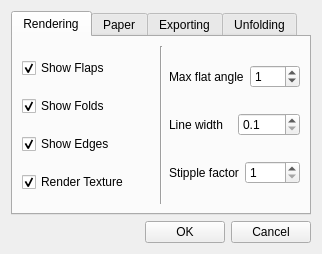
This is interface/settingswindow.ui in SeriousAlexej/Ivo as Qt 5 draws it before an edit. The edited form follows.
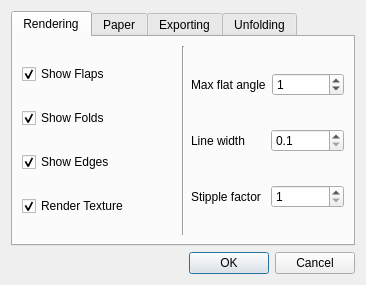
This is the edited form.

Commit message: Fixed inheritance problems, more consistent buttons in dialogs

The edit to the form file:
```diff
--- a/interface/settingswindow.ui
+++ b/interface/settingswindow.ui
@@ -6,8 +6,8 @@
    <rect>
     <x>0</x>
     <y>0</y>
-    <width>322</width>
-    <height>251</height>
+    <width>366</width>
+    <height>285</height>
    </rect>
   </property>
   <property name="windowTitle">
@@ -494,16 +494,9 @@
         </spacer>
        </item>
        <item>
-        <widget class="QPushButton" name="pushButtonOK">
-         <property name="text">
-          <string>OK</string>
-         </property>
-        </widget>
-       </item>
-       <item>
-        <widget class="QPushButton" name="pushButtonCancel">
-         <property name="text">
-          <string>Cancel</string>
+        <widget class="QDialogButtonBox" name="buttonBox">
+         <property name="standardButtons">
+          <set>QDialogButtonBox::Cancel|QDialogButtonBox::Ok</set>
          </property>
         </widget>
        </item>
```
The commit also changes 6 other files.
